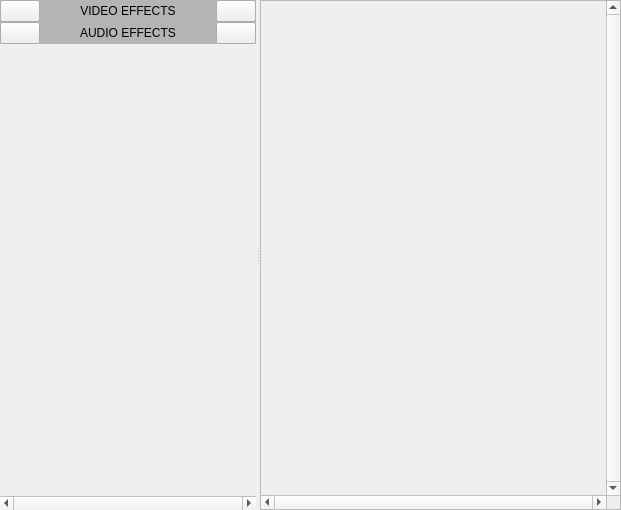
Old version of the form panels/effectcontrols.ui in the repository olive-editor/olive.
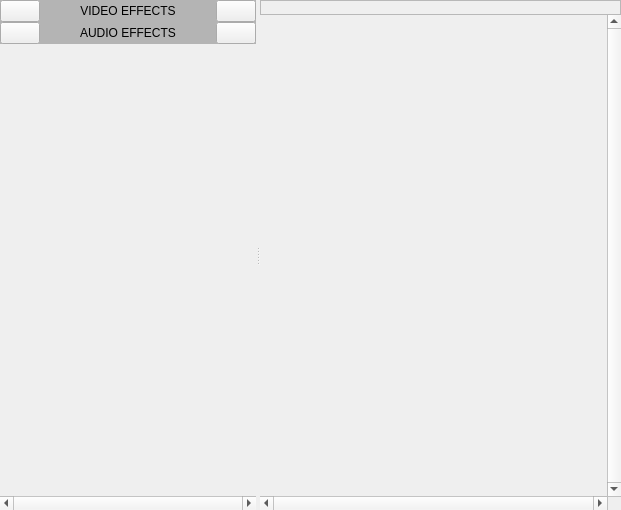
New version of the form. Icons and pictures are not drawn. Custom widgets are drawn as their Qt base class.

The edit to the form file:
```diff
--- a/panels/effectcontrols.ui
+++ b/panels/effectcontrols.ui
@@ -23,7 +23,7 @@
    <string>Effect Controls</string>
   </property>
   <widget class="QWidget" name="dockWidgetContents">
-   <layout class="QVBoxLayout" name="verticalLayout_7">
+   <layout class="QHBoxLayout" name="horizontalLayout_4">
     <property name="spacing">
      <number>0</number>
     </property>
@@ -40,7 +40,7 @@
      <number>0</number>
     </property>
     <item>
-     <widget class="QSplitter" name="splitter_2">
+     <widget class="QSplitter" name="splitter">
       <property name="orientation">
        <enum>Qt::Horizontal</enum>
       </property>
@@ -421,32 +421,62 @@
         </layout>
        </widget>
       </widget>
-      <widget class="QScrollArea" name="keyframeScroller">
+      <widget class="QWidget" name="keyframeArea" native="true">
        <property name="sizePolicy">
-        <sizepolicy hsizetype="Expanding" vsizetype="Expanding">
+        <sizepolicy hsizetype="Preferred" vsizetype="Preferred">
          <horstretch>1</horstretch>
          <verstretch>0</verstretch>
         </sizepolicy>
        </property>
+       <layout class="QVBoxLayout" name="verticalLayout_7">
+        <property name="spacing">
+         <number>0</number>
+        </property>
+        <property name="leftMargin">
+         <number>0</number>
+        </property>
+        <property name="topMargin">
+         <number>0</number>
+        </property>
+        <property name="rightMargin">
+         <number>0</number>
+        </property>
+        <property name="bottomMargin">
+         <number>0</number>
+        </property>
+        <item>
+         <widget class="QScrollArea" name="keyframeHeaderScroller">
+          <property name="sizePolicy">
+           <sizepolicy hsizetype="Expanding" vsizetype="Minimum">
+            <horstretch>0</horstretch>
+            <verstretch>0</verstretch>
+           </sizepolicy>
+          </property>
+          <property name="maximumSize">
+           <size>
+            <width>16777215</width>
+            <height>15</height>
+           </size>
+          </property>
        <property name="verticalScrollBarPolicy">
-        <enum>Qt::ScrollBarAlwaysOn</enum>
+           <enum>Qt::ScrollBarAlwaysOff</enum>
        </property>
        <property name="horizontalScrollBarPolicy">
-        <enum>Qt::ScrollBarAlwaysOn</enum>
+           <enum>Qt::ScrollBarAlwaysOff</enum>
        </property>
        <property name="widgetResizable">
         <bool>true</bool>
        </property>
-       <widget class="QWidget" name="scrollAreaWidgetContents_2">
+          <widget class="QWidget" name="scrollAreaWidgetContents_3">
         <property name="geometry">
          <rect>
           <x>0</x>
           <y>0</y>
-          <width>376</width>
-          <height>475</height>
-         </rect>
-        </property>
-        <layout class="QVBoxLayout" name="verticalLayout_2">
+             <width>390</width>
+             <height>16</height>
+            </rect>
+           </property>
+           <layout class="QVBoxLayout" name="verticalLayout_8">
          <property name="spacing">
           <number>0</number>
          </property>
@@ -481,11 +511,66 @@
            </property>
           </widget>
          </item>
+           </layout>
+          </widget>
+         </widget>
+        </item>
+        <item>
+         <widget class="QScrollArea" name="keyframeScroller">
+          <property name="sizePolicy">
+           <sizepolicy hsizetype="Expanding" vsizetype="Expanding">
+            <horstretch>1</horstretch>
+            <verstretch>0</verstretch>
+           </sizepolicy>
+          </property>
+          <property name="frameShape">
+           <enum>QFrame::NoFrame</enum>
+          </property>
+          <property name="frameShadow">
+           <enum>QFrame::Plain</enum>
+          </property>
+          <property name="verticalScrollBarPolicy">
+           <enum>Qt::ScrollBarAlwaysOn</enum>
+          </property>
+          <property name="horizontalScrollBarPolicy">
+           <enum>Qt::ScrollBarAlwaysOn</enum>
+          </property>
+          <property name="widgetResizable">
+           <bool>true</bool>
+          </property>
+          <widget class="QWidget" name="scrollAreaWidgetContents_2">
+           <property name="geometry">
+            <rect>
+             <x>0</x>
+             <y>0</y>
+             <width>378</width>
+             <height>462</height>
+            </rect>
+           </property>
+           <layout class="QVBoxLayout" name="verticalLayout_2">
+            <property name="spacing">
+             <number>0</number>
+            </property>
+            <property name="leftMargin">
+             <number>0</number>
+            </property>
+            <property name="topMargin">
+             <number>0</number>
+            </property>
+            <property name="rightMargin">
+             <number>0</number>
+            </property>
+            <property name="bottomMargin">
+             <number>0</number>
+            </property>
          <item>
           <widget class="KeyframeView" name="keyframeView" native="true"/>
          </item>
         </layout>
        </widget>
+         </widget>
+        </item>
+       </layout>
       </widget>
      </widget>
     </item>
```
Left out of the diff: 3 changed lines with no effect on the pictures. Lines whose indentation alone changed are shown as unchanged.
